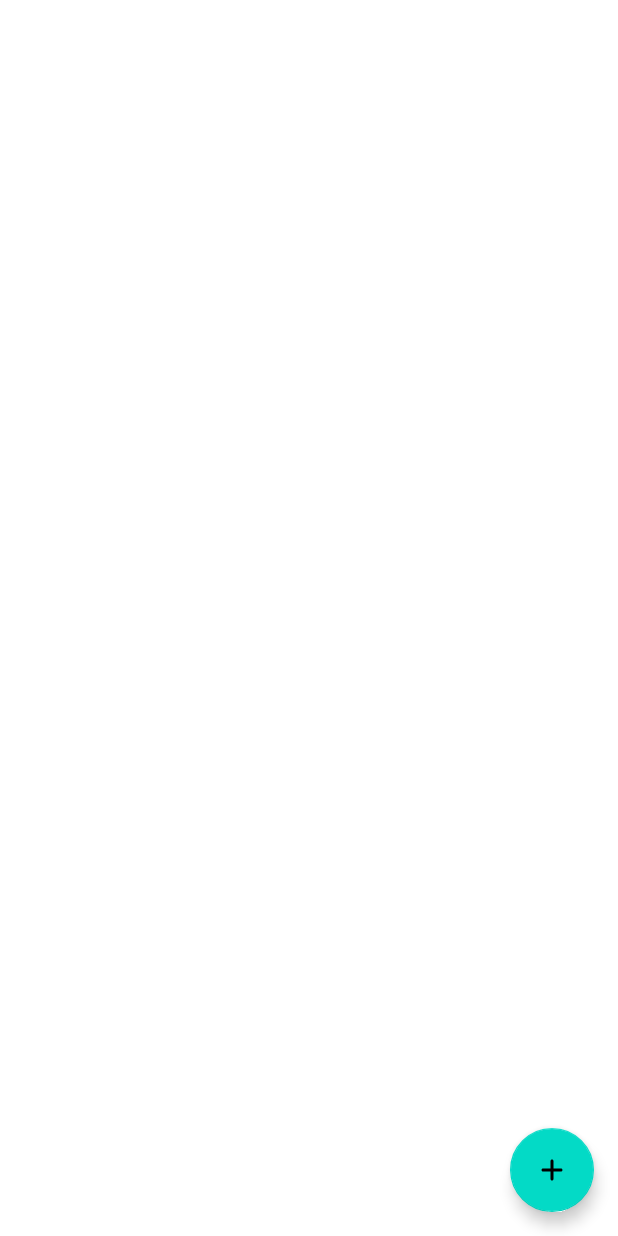
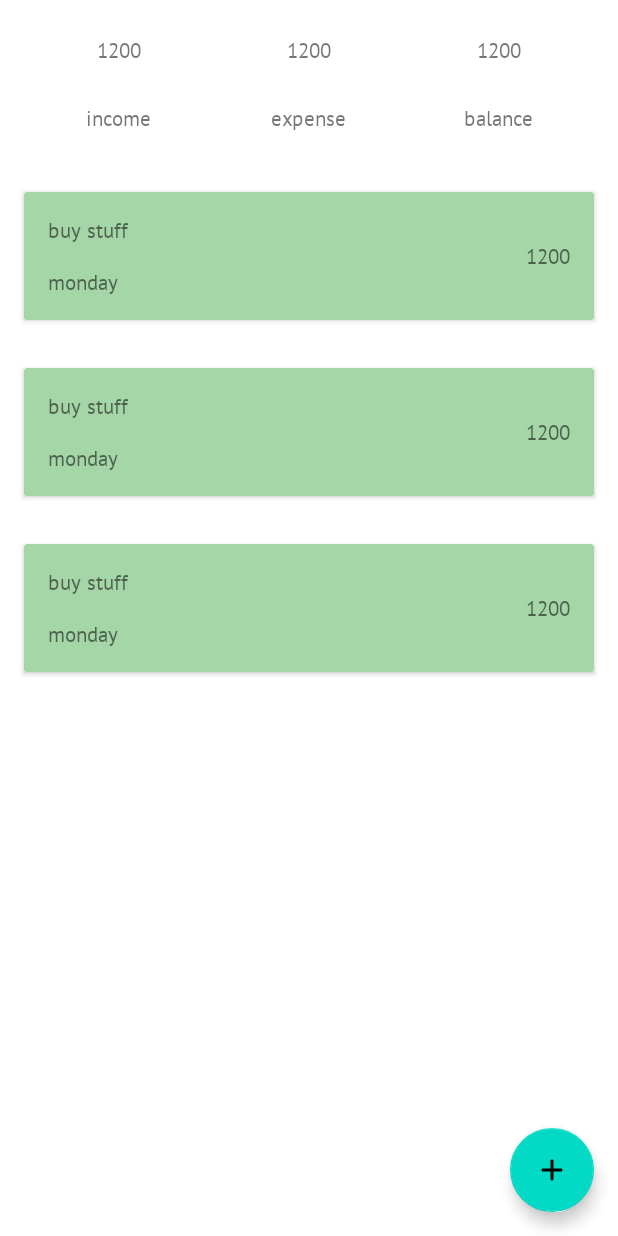
Before and after one commit to MehdiNosrati/pfm, an Android app: the layout fragment_home.xml on its own in the app's theme, with its tools: preview values and no code run, on a phone screen of 412 x 824 dp. Run offline under Robolectric (Android 15) with nearby library versions, the phone set to English and light mode, and no system bars.

Commit message:
get and display balance on app start-up

```diff
--- a/app/src/main/java/io/mns/mpfm/ui/fragments/HomeFragment.java
+++ b/app/src/main/java/io/mns/mpfm/ui/fragments/HomeFragment.java
@@ -15,6 +15,7 @@ import androidx.navigation.Navigation;
 
 import io.mns.mpfm.R;
 import io.mns.mpfm.databinding.FragmentHomeBinding;
+import io.mns.mpfm.db.entities.Balance;
 import io.mns.mpfm.ui.adapters.TransactionAdapter;
 import io.mns.mpfm.ui.callbacks.TransactionClickCallback;
 import io.mns.mpfm.viewmodels.HomeViewModel;
@@ -43,8 +44,18 @@ public class HomeFragment extends Fragment implements TransactionClickCallback {
         super.onActivityCreated(savedInstanceState);
         setupViewModel();
         setupListeners();
+        retrieveBalance();
         setupTransactionList();
         startDataObservation();
+    }
+
+    private void retrieveBalance() {
+        if (getContext() != null) {
+            Balance balance = viewModel.getBalance(getContext());
+            binding.balanceRemaining.setText(String.valueOf(balance.getRemaining()));
+            binding.balanceIncome.setText(String.valueOf(balance.getIncome()));
+            binding.balanceExpense.setText(String.valueOf(balance.getExpense()));
+        }
     }
 
     private void startDataObservation() {
@@ -63,9 +74,11 @@ public class HomeFragment extends Fragment implements TransactionClickCallback {
     }
 
     private void setupViewModel() {
-        HomeViewModel.Factory factory = new HomeViewModel.Factory(getActivity().getApplication());
-        viewModel = ViewModelProviders.of(this, factory).get(HomeViewModel.class);
-        binding.setViewmodel(viewModel);
+        if (getActivity() != null) {
+            HomeViewModel.Factory factory = new HomeViewModel.Factory(getActivity().getApplication());
+            viewModel = ViewModelProviders.of(this, factory).get(HomeViewModel.class);
+            binding.setViewmodel(viewModel);
+        }
     }
 
     @Override
--- a/app/src/main/java/io/mns/mpfm/viewmodels/HomeViewModel.kt
+++ b/app/src/main/java/io/mns/mpfm/viewmodels/HomeViewModel.kt
@@ -1,6 +1,7 @@
 package io.mns.mpfm.viewmodels
 
 import android.app.Application
+import android.content.Context
 import androidx.annotation.NonNull
 import androidx.lifecycle.AndroidViewModel
 import androidx.lifecycle.LiveData
@@ -8,6 +9,7 @@ import androidx.lifecycle.ViewModel
 import androidx.lifecycle.ViewModelProvider
 import io.mns.mpfm.DataRepository
 import io.mns.mpfm.PfmApplication
+import io.mns.mpfm.db.entities.Balance
 import io.mns.mpfm.db.entities.Transaction
 
 class HomeViewModel(application: Application, private val dataRepository: DataRepository) : AndroidViewModel(application) {
@@ -24,6 +26,9 @@ class HomeViewModel(application: Application, private val dataRepository: DataRe
             //noinspection unchecked
             return (HomeViewModel(application, mRepository)) as T
         }
+    }
 
+    fun getBalance(context: Context): Balance {
+        return Balance.getInstance(context)
     }
 }
--- a/app/src/main/res/layout/fragment_home.xml
+++ b/app/src/main/res/layout/fragment_home.xml
@@ -2,6 +2,7 @@
 <layout xmlns:app="http://schemas.android.com/apk/res-auto">
 
     <data>
+
         <variable
             name="viewmodel"
             type="io.mns.mpfm.viewmodels.HomeViewModel" />
@@ -11,14 +12,100 @@
         xmlns:tools="http://schemas.android.com/tools"
         android:layout_width="match_parent"
         android:layout_height="match_parent"
-        tools:context=".ui.fragments.HomeFragment"
-        android:background="@color/white">
+        android:background="@color/white"
+        tools:context=".ui.fragments.HomeFragment">
 
-        <androidx.recyclerview.widget.RecyclerView
-            android:id="@+id/transaction_list"
+        <LinearLayout
             android:layout_width="match_parent"
             android:layout_height="match_parent"
-            app:layoutManager="androidx.recyclerview.widget.LinearLayoutManager"/>
+            android:orientation="vertical">
+
+            <LinearLayout
+                android:layout_width="match_parent"
+                android:layout_height="@dimen/balance_container_height"
+                android:background="@color/white"
+                android:padding="@dimen/_16dp"
+                android:baselineAligned="false">
+
+                <FrameLayout
+                    android:layout_width="0dp"
+                    android:layout_height="match_parent"
+                    android:layout_weight="1"
+                    android:padding="@dimen/_8dp"
+                    android:background="?android:attr/selectableItemBackground">
+
+                    <TextView
+                        android:id="@+id/balance_income"
+                        android:layout_width="wrap_content"
+                        android:layout_height="wrap_content"
+                        android:layout_gravity="center_horizontal|top"
+                        tools:text="1200" />
+
+                    <TextView
+                        android:layout_width="wrap_content"
+                        android:layout_height="wrap_content"
+                        android:layout_gravity="center_horizontal|bottom"
+                        android:gravity="bottom"
+                        android:text="@string/income"
+                        tools:text="income" />
+                </FrameLayout>
+
+                <FrameLayout
+                    android:layout_width="0dp"
+                    android:layout_height="match_parent"
+                    android:layout_weight="1"
+                    android:padding="@dimen/_8dp"
+                    android:background="?android:attr/selectableItemBackground">
+
+                    <TextView
+                        android:id="@+id/balance_expense"
+                        android:layout_width="wrap_content"
+                        android:layout_height="wrap_content"
+                        android:layout_gravity="center_horizontal|top"
+                        tools:text="1200" />
+
+                    <TextView
+                        android:layout_width="wrap_content"
+                        android:layout_height="wrap_content"
+                        android:layout_gravity="center_horizontal|bottom"
+                        android:gravity="bottom"
+                        android:text="@string/expense"
+                        tools:text="expense" />
+                </FrameLayout>
+
+                <FrameLayout
+                    android:layout_width="0dp"
+                    android:layout_height="match_parent"
+                    android:layout_weight="1"
+                    android:padding="@dimen/_8dp"
+                    android:background="?android:attr/selectableItemBackground">
+
+                    <TextView
+                        android:id="@+id/balance_remaining"
+                        android:layout_width="wrap_content"
+                        android:layout_height="wrap_content"
+                        android:layout_gravity="center_horizontal|top"
+                        tools:text="1200" />
+
+                    <TextView
+                        android:layout_width="wrap_content"
+                        android:layout_height="wrap_content"
+                        android:layout_gravity="center_horizontal|bottom"
+                        android:gravity="bottom"
+                        android:text="@string/balance"
+                        tools:text="balance" />
+                </FrameLayout>
+            </LinearLayout>
+
+            <androidx.recyclerview.widget.RecyclerView
+                android:id="@+id/transaction_list"
+                android:layout_width="match_parent"
+                android:layout_height="0dp"
+                android:layout_weight="5"
+                app:layoutManager="androidx.recyclerview.widget.LinearLayoutManager"
+                tools:listitem="@layout/item_transaction_expense" />
+
+        </LinearLayout>
 
         <com.google.android.material.floatingactionbutton.FloatingActionButton
             android:id="@+id/new_transaction"
--- a/app/src/main/res/values/dimens.xml
+++ b/app/src/main/res/values/dimens.xml
@@ -2,4 +2,6 @@
 <resources>
     <dimen name="_16dp">16dp</dimen>
     <dimen name="_4dp">4dp</dimen>
+    <dimen name="balance_container_height">112dp</dimen>
+    <dimen name="_8dp">8dp</dimen>
 </resources>
--- a/app/src/main/res/values/strings.xml
+++ b/app/src/main/res/values/strings.xml
@@ -7,4 +7,7 @@
     <string name="transaction_title_hint">spent on…</string>
     <string name="submit_transaction_button_text">submit</string>
     <string name="invalid_transaction_error">invalid transaction</string>
+    <string name="income">income</string>
+    <string name="expense">expense</string>
+    <string name="balance">balance</string>
 </resources>
```
